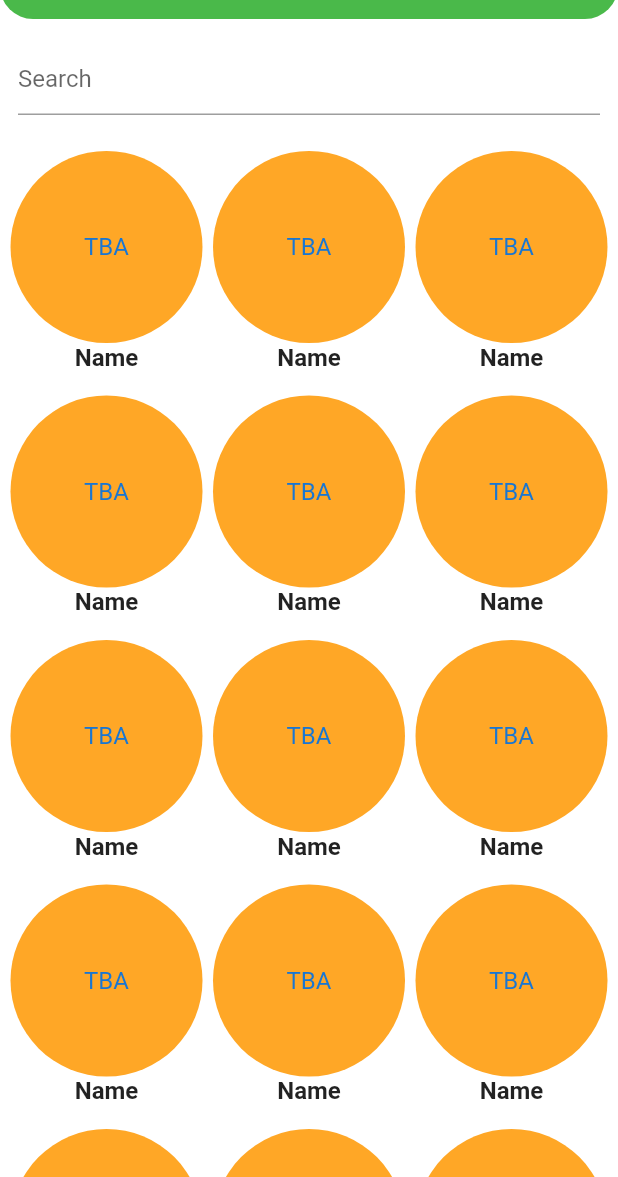
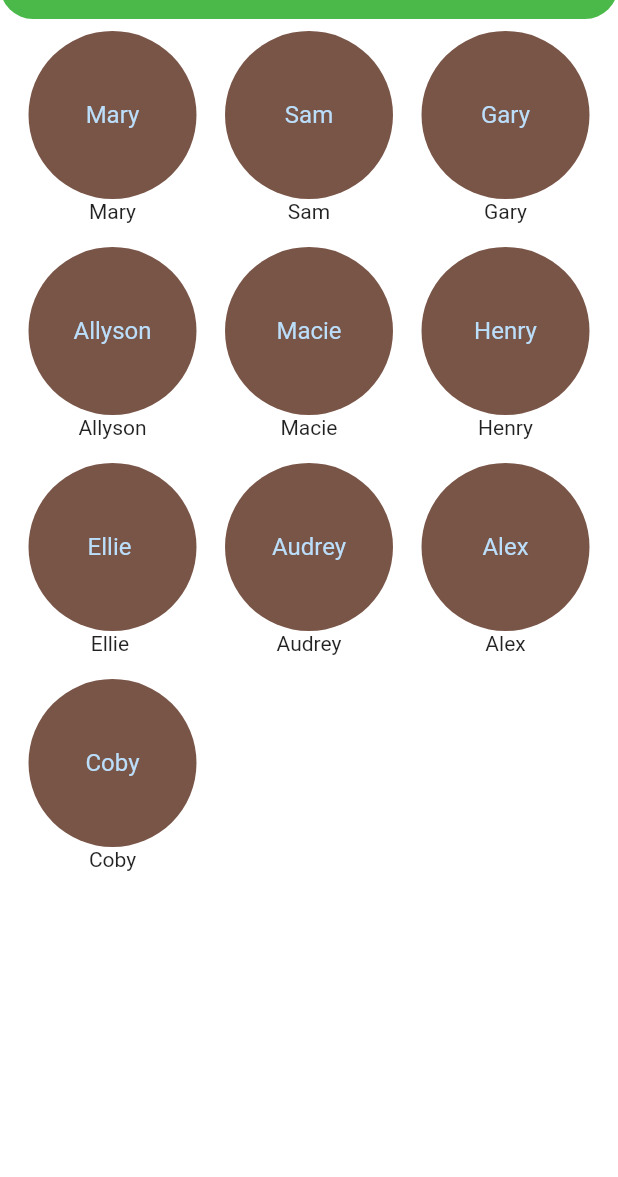
Before and after one commit to Tascate/wallet_rs, a Flutter app: the SelectPay screen opened directly, on a phone screen of 412 x 824 dp, the part 59-1236 px from its top. Run offline on Flutter 3.47's test engine with Material 2 defaults, Android fonts, the phone set to English and light mode, and no system bars; our stand-ins replace google_fonts; missing offline and left inert: dart:js; statements that could not run were skipped.

Commit message:
Moved files around

```diff
--- /dev/null
+++ b/lib/data/user.dart
@@ -0,0 +1,55 @@
+import 'dart:collection';
+
+import 'package:flutter/cupertino.dart';
+
+class User extends ChangeNotifier {
+  //User data
+  //TODO store in file and get from file
+  String firstName;
+  String lastName;
+  double balance;
+
+  User(this.firstName, this.lastName, this.balance);
+
+  User.fromJson(Map<String, dynamic> json)
+      : firstName = json['firstName'],
+        lastName = json['lastName'],
+        balance = json['balance'];
+
+  Map<String, dynamic> toJson() => {
+        'firstName': firstName,
+        'lastName': lastName,
+        'balance': balance,
+      };
+
+  double get currentBalance => balance;
+
+  void topupBalance(double amountAdded) {
+    balance += amountAdded;
+    notifyListeners();
+  }
+
+  void deductBalance(double deduction) {
+    balance -= deduction;
+    notifyListeners();
+  }
+}
+
+class Contact {
+  String name;
+  int userID;
+
+  Contact(this.name, this.userID);
+
+  Contact.fromJson(Map<String, dynamic> json)
+      : name = json['name'],
+        userID = json['userID'];
+
+  Map<String, dynamic> toJson() => {
+        'name': name,
+        'userID': userID,
+      };
+
+  int get id => userID;
+  String get contactName => name;
+}
--- a/lib/pay_select_screen.dart
+++ /dev/null
@@ -1,100 +0,0 @@
-import 'package:flutter/material.dart';
-import 'package:flutter/cupertino.dart';
-import 'package:wallet_rs/pay_amount_final_screen.dart';
-
-class SelectPay extends StatelessWidget {
-  const SelectPay({Key? key}) : super(key: key);
-
-  @override
-  Widget build(BuildContext context) {
-    var nameStyle = const TextStyle(
-      fontWeight: FontWeight.w600,
-      fontSize: 16,
-    );
-    var pay = SelectPay();
-    var namePlaceholder = Text(
-      "Name",
-      style: nameStyle,
-    );
-
-    var placeHolder2 = CircleAvatar(
-      child: const Text("TBA"),
-      backgroundColor: Colors.orange[400],
-      radius: 64,
-    );
-
-    var tilePlaceholder = GestureDetector(
-      onTap: () {
-        //TODO: Navigate to next page
-        //Send payee info
-        Navigator.push(
-            context,
-            MaterialPageRoute(
-                builder: (context) => PayAmount(
-                    name: "TBA",
-                    profilePicture: Hero(tag: "TBA", child: placeHolder2))));
-      },
-      child: Column(
-        children: [placeHolder2, namePlaceholder],
-      ),
-    );
-
-    var selectionRow = Padding(
-        padding: EdgeInsets.symmetric(vertical: 8),
-        child: Row(
-          mainAxisAlignment: MainAxisAlignment.spaceEvenly,
-          children: [
-            tilePlaceholder,
-            tilePlaceholder,
-            tilePlaceholder,
-          ],
-        ));
-
-    return Scaffold(
-      appBar: AppBar(
-        toolbarHeight: 52,
-        elevation: 0,
-        centerTitle: true,
-        title: Text(
-          "Pay to",
-          style: TextStyle(
-            fontWeight: FontWeight.w600,
-            fontSize: 22,
-          ),
-        ),
-        backgroundColor: Color(0xff4AB94A),
-        shape: RoundedRectangleBorder(
-          borderRadius: BorderRadius.vertical(
-            bottom: Radius.circular(22),
-          ),
-        ),
-      ),
-      backgroundColor: Colors.white,
-      body: ListView(
-        children: [
-          const Padding(
-            padding: EdgeInsets.only(top: 16, left: 12, right: 12),
-            child: TextField(
-              decoration: InputDecoration(
-                  border: UnderlineInputBorder(), hintText: 'Search'),
-            ),
-          ),
-          Padding(
-            padding: const EdgeInsets.symmetric(vertical: 16),
-            child: Column(
-              mainAxisAlignment: MainAxisAlignment.spaceEvenly,
-              children: [
-                selectionRow,
-                selectionRow,
-                selectionRow,
-                selectionRow,
-                selectionRow,
-                selectionRow
-              ],
-            ),
-          )
-        ],
-      ),
-    );
-  }
-}
--- a/lib/confirm_screen.dart
+++ b/lib/screens/confirm_screen.dart
@@ -1,5 +1,5 @@
 import 'package:flutter/material.dart';
-import 'package:wallet_rs/actvitiy.dart';
+import 'package:wallet_rs/data/actvitiy.dart';
 
 class ConfirmationScreen extends StatelessWidget {
   const ConfirmationScreen(
--- /dev/null
+++ b/lib/screens/pay_select_screen.dart
@@ -0,0 +1,168 @@
+import 'dart:math';
+import 'package:flutter/material.dart';
+import 'package:flutter/cupertino.dart';
+import 'package:wallet_rs/data/user.dart';
+import 'package:wallet_rs/screens/pay_amount_final_screen.dart';
+
+class SelectPay extends StatelessWidget {
+  const SelectPay({Key? key}) : super(key: key);
+
+  @override
+  Widget build(BuildContext context) {
+    Contact c0 = Contact("Mary", 0);
+    Contact c1 = Contact("Sam", 1);
+    Contact c2 = Contact("Gary", 2);
+    Contact c3 = Contact("Allyson", 3);
+    Contact c4 = Contact("Macie", 4);
+    Contact c5 = Contact("Henry", 5);
+    Contact c6 = Contact("Ellie ", 6);
+    Contact c7 = Contact("Audrey", 7);
+    Contact c8 = Contact("Alex", 8);
+    Contact c9 = Contact("Coby", 9);
+    List contactList = <Contact>[c0, c1, c2, c3, c4, c5, c6, c7, c8, c9];
+
+    var nameStyle = const TextStyle(
+      fontWeight: FontWeight.w600,
+      fontSize: 16,
+    );
+
+    var placeHolder2 = CircleAvatar(
+      child: Text(c1.name),
+      backgroundColor:
+          Colors.primaries[Random().nextInt(Colors.primaries.length)],
+      radius: 56,
+    );
+
+    var tilePlaceholder = GestureDetector(
+      onTap: () {
+        //TODO: Navigate to next page
+        //Send payee info
+        Navigator.push(
+            context,
+            MaterialPageRoute(
+                builder: (context) => PayAmount(
+                    name: "TBA",
+                    profilePicture: Hero(tag: "TBA", child: placeHolder2))));
+      },
+      child: Column(
+        children: [placeHolder2, Text(c1.name)],
+      ),
+    );
+
+    var selectionRow = Padding(
+        padding: EdgeInsets.symmetric(vertical: 8),
+        child: Row(
+          mainAxisAlignment: MainAxisAlignment.spaceEvenly,
+          children: [tilePlaceholder, tilePlaceholder, tilePlaceholder],
+        ));
+
+    return Scaffold(
+      appBar: AppBar(
+        toolbarHeight: 52,
+        elevation: 0,
+        centerTitle: true,
+        title: Text(
+          "Pay to",
+          style: TextStyle(
+            fontWeight: FontWeight.w600,
+            fontSize: 22,
+          ),
+        ),
+        backgroundColor: Color(0xff4AB94A),
+        shape: RoundedRectangleBorder(
+          borderRadius: BorderRadius.vertical(
+            bottom: Radius.circular(22),
+          ),
+        ),
+      ),
+      backgroundColor: Colors.white,
+      // body: ListView(
+      //   children: [
+      //     // const Padding(
+      //     //   padding: EdgeInsets.only(top: 16, left: 12, right: 12),
+      //     //   child: TextField(
+      //     //     decoration: InputDecoration(
+      //     //         border: UnderlineInputBorder(), hintText: 'Search'),
+      //     //   ),
+      //     // ),
+      //     Padding(
+      //       padding: const EdgeInsets.symmetric(vertical: 16),
+      //       child: Column(
+      //         mainAxisAlignment: MainAxisAlignment.spaceEvenly,
+      //         children: [
+      //           selectionRow,
+      //           selectionRow,
+      //           selectionRow,
+      //           selectionRow,
+      //           selectionRow,
+      //           selectionRow
+      //         ],
+      //       ),
+      //     )
+      //   ],
+      // ),
+      body: ListView.builder(
+        itemCount: ((contactList.length - 1) ~/ 3) + 1,
+        itemBuilder: (BuildContext context, int index) {
+          return buildContactRow(context, contactList, index);
+        },
+      ),
+    );
+  }
+
+  Widget buildContactRow(var context, List contactList, int index) {
+    Widget emptySpace = const Visibility(
+      child: CircleAvatar(
+        radius: 56,
+      ),
+      maintainSize: true,
+      maintainAnimation: true,
+      maintainState: true,
+      visible: false,
+    );
+
+    var array = [emptySpace, emptySpace, emptySpace];
+
+    int startIndex = ((index + 1) * 3) - 3;
+
+    for (int i = 0; i < 3 && startIndex < contactList.length; i++) {
+      if (startIndex + i < contactList.length) {
+        array[i] =
+            buildContactAvatar(context, contactList.elementAt(startIndex + i));
+      }
+    }
+
+    return Padding(
+      padding: EdgeInsets.symmetric(vertical: 8),
+      child: Row(
+        mainAxisAlignment: MainAxisAlignment.spaceEvenly,
+        children: array,
+      ),
+    );
+  }
+
+  Widget buildContactAvatar(var context, Contact contact) {
+    var avatar = CircleAvatar(
+      child: Text(contact.name),
+      backgroundColor:
+          Colors.primaries[Random().nextInt(Colors.primaries.length)],
+      radius: 56,
+    );
+
+    return GestureDetector(
+      onTap: () {
+        //TODO: Navigate to next page
+        //Send payee info
+        Navigator.push(
+            context,
+            MaterialPageRoute(
+                builder: (context) => PayAmount(
+                    name: contact.name,
+                    profilePicture: Hero(tag: contact.name, child: avatar))));
+      },
+      child: Column(
+        children: [avatar, Text(contact.name)],
+      ),
+    );
+  }
+}
--- a/lib/top_up_choose_screen.dart
+++ b/lib/screens/top_up_choose_screen.dart
@@ -1,5 +1,5 @@
 import 'package:flutter/material.dart';
-import 'package:wallet_rs/top_up_final_amount_screen.dart';
+import 'package:wallet_rs/screens/top_up_final_amount_screen.dart';
 
 class TopUpChoose extends StatelessWidget {
   const TopUpChoose({Key? key}) : super(key: key);
--- a/lib/transfer_choose_screen.dart
+++ b/lib/screens/transfer_choose_screen.dart
@@ -1,5 +1,5 @@
 import 'package:flutter/material.dart';
-import 'package:wallet_rs/transfer_final_screen.dart';
+import 'package:wallet_rs/screens/transfer_final_screen.dart';
 import 'confirm_screen.dart';
 
 class TransferChoose extends StatelessWidget {
```
Also changed, not shown: lib/actvitiy.dart (deleted, +0 -42 lines), lib/screens/activity_screen.dart (added, +100 -0 lines), lib/screens/pay_amount_final_screen.dart (renamed from lib/pay_amount_final_screen.dart, +6 -5 lines), lib/screens/top_up_final_amount_screen.dart (renamed from lib/transfer_amount_screen.dart, +39 -44 lines), lib/screens/transfer_amount_screen.dart (renamed from lib/top_up_final_amount_screen.dart, +48 -41 lines), lib/screens/transfer_final_screen.dart (renamed from lib/transfer_final_screen.dart, +4 -4 lines), lib/user.dart (deleted, +0 -23 lines).
